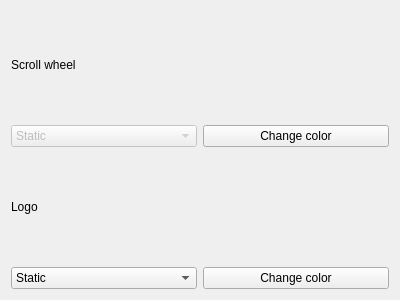
This is ui/mouse_widget.ui in z3ntu/RazerGenie as Qt 5 draws it before an edit. The edited form follows.
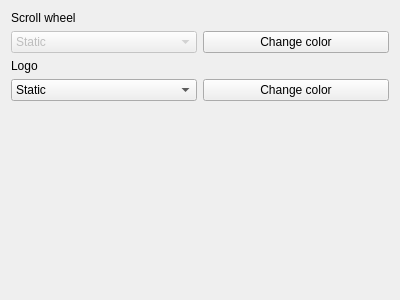
This is the edited form.

Patch:
```diff
--- a/ui/mouse_widget.ui
+++ b/ui/mouse_widget.ui
@@ -101,6 +101,19 @@
      </item>
     </layout>
    </item>
+   <item>
+    <spacer name="verticalSpacer">
+     <property name="orientation">
+      <enum>Qt::Vertical</enum>
+     </property>
+     <property name="sizeHint" stdset="0">
+      <size>
+       <width>20</width>
+       <height>40</height>
+      </size>
+     </property>
+    </spacer>
+   </item>
   </layout>
  </widget>
  <resources/>
```
Left out of the diff: 4 changed lines with no effect on the pictures.
